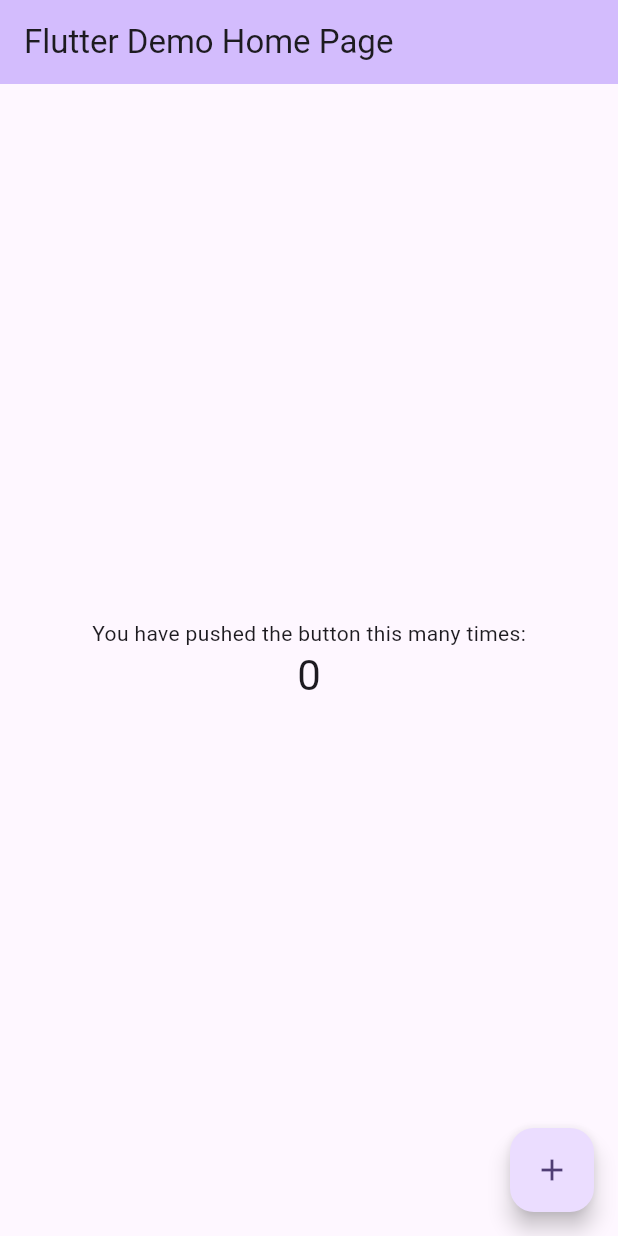
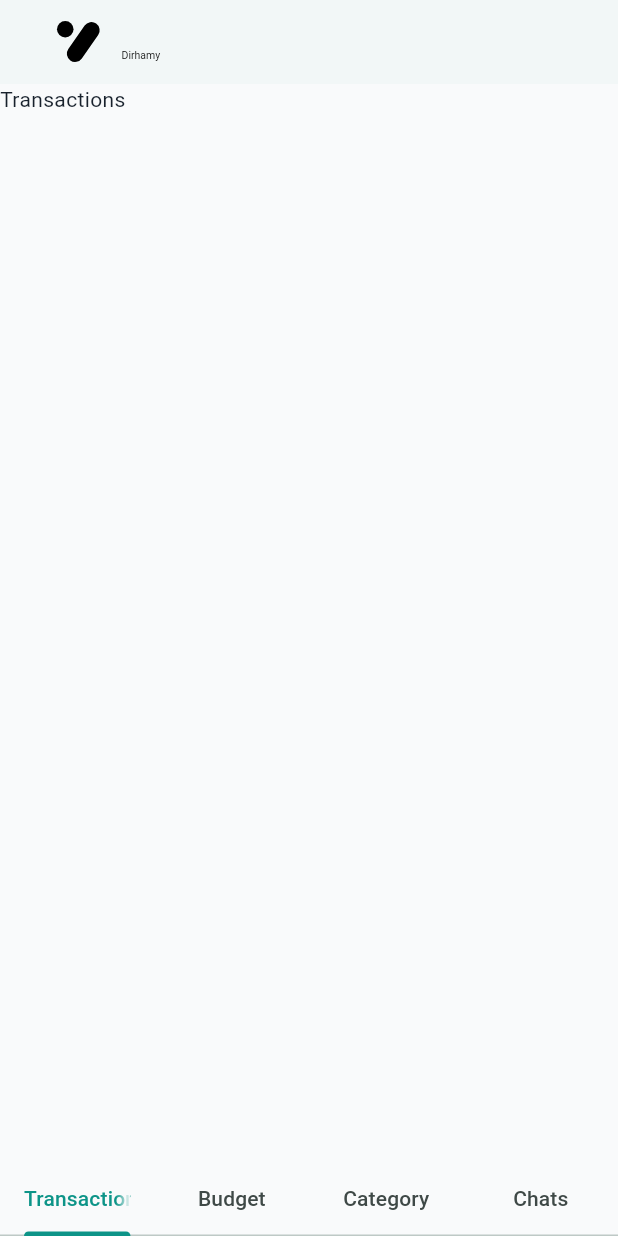
Before and after one commit to MYH-Projet/dirhamy, a Flutter app: the screen it shows after launch, on a phone screen of 412 x 824 dp. Run offline on Flutter 3.47's test engine with Material 3 defaults, Android fonts, the phone set to English and light mode, and no system bars; our stand-ins replace flutter_dotenv, flutter_svg, sqflite; accounts and stored records are empty.

Commit message:
feat: add core UI components, theme configuration, and transaction repository with balance service support.

```diff
--- a/mobile/lib/main.dart
+++ b/mobile/lib/main.dart
@@ -1,6 +1,7 @@
 import 'package:flutter/material.dart';
-
 import 'package:flutter_dotenv/flutter_dotenv.dart';
+import 'theme/app_colors.dart';
+import 'views/layout.dart';
 
 Future<void> main() async {
   WidgetsFlutterBinding.ensureInitialized();
@@ -11,30 +12,30 @@ Future<void> main() async {
 class MyApp extends StatelessWidget {
   const MyApp({super.key});
 
-  // This widget is the root of your application.
   @override
   Widget build(BuildContext context) {
     return MaterialApp(
-      title: 'Flutter Demo',
+      title: 'dirhamy',
       theme: ThemeData(
-        // This is the theme of your application.
-        //
-        // TRY THIS: Try running your application with "flutter run". You'll see
-        // the application has a purple toolbar. Then, without quitting the app,
-        // try changing the seedColor in the colorScheme below to Colors.green
-        // and then invoke "hot reload" (save your changes or press the "hot
-        // reload" button in a Flutter-supported IDE, or press "r" if you used
-        // the command line to start the app).
-        //
-        // Notice that the counter didn't reset back to zero; the application
-        // state is not lost during the reload. To reset the state, use hot
-        // restart instead.
-        //
-        // This works for code too, not just values: Most code changes can be
-        // tested with just a hot reload.
-        colorScheme: .fromSeed(seedColor: Colors.deepPurple),
+        scaffoldBackgroundColor: AppColors.lightestGray,
+        primaryColor: AppColors.primary,
+        colorScheme: ColorScheme.fromSeed(
+          seedColor: AppColors.primary,
+          background: AppColors.lightestGray,
+          primary: AppColors.primary,
+          error: AppColors.redish,
+        ),
+        appBarTheme: const AppBarTheme(
+          backgroundColor: AppColors.secondary,
+          foregroundColor: AppColors.blackText,
+          elevation: 1, // small shadow like the borders in css
+        ),
+        textTheme: const TextTheme(
+          bodyLarge: TextStyle(color: AppColors.blackText),
+          bodyMedium: TextStyle(color: AppColors.blackText),
+        ),
       ),
-      home: const MyHomePage(title: 'Flutter Demo Home Page'),
+      home: const Layout(),
     );
   }
 }
--- /dev/null
+++ b/mobile/lib/theme/app_colors.dart
@@ -0,0 +1,12 @@
+import 'package:flutter/material.dart';
+
+class AppColors {
+  static const Color primary = Color(0xFF0D9488); // --primary-color
+  static const Color lighterPrimary = Color(0xFF11A094); // --lighter-primary-color
+  static const Color secondary = Colors.white; // --secondary-color
+  static const Color redish = Color(0xFFC42222); // --redish-color
+  static const Color lightestGray = Color(0xFFF9FAFB); // --lightest-gray-color
+  static const Color slightlyGray = Color(0xFF959AA1); // --slightly-gray-color
+  static const Color gray = Color(0xFF5B6169); // --gray-color (rgb(91, 97, 105))
+  static const Color blackText = Color(0xFF18212C); // --black-text-color
+}
--- /dev/null
+++ b/mobile/lib/views/layout.dart
@@ -0,0 +1,49 @@
+
+
+import 'package:flutter/material.dart';
+import 'package:flutter_svg/flutter_svg.dart';
+import '../theme/app_colors.dart';
+
+class Layout extends StatelessWidget {
+  const Layout({super.key});
+
+  @override
+  Widget build(BuildContext context) {
+    return DefaultTabController(
+      length: 3,
+      child: Scaffold(
+        appBar: AppBar(
+          title: Container(
+            padding: const EdgeInsets.symmetric(horizontal: 10, vertical: 10),
+            child: Row(
+              mainAxisAlignment: MainAxisAlignment.spaceBetween,
+              children: [
+                SvgPicture.asset(
+                  'assets/images/logo.svg',
+                  width: 200,
+                  height: 200,
+                )
+              ],
+            )
+          ),
+        ),
+        bottomNavigationBar: TabBar(
+          tabs: [
+            Tab(text: 'Transactions'),
+            Tab(text: 'Budget'),
+            Tab(text: 'Category'),
+            Tab(text: 'Chats'),
+          ],
+        ),
+        body: TabBarView(
+          children: [
+            Container(child: Text('Transactions')),
+            Container(child: Text('Budget')),
+            Container(child: Text('Category')),
+            Container(child: Text('Chats')),
+          ],
+        ),
+      ),
+    );
+  }
+}
--- a/mobile/pubspec.yaml
+++ b/mobile/pubspec.yaml
@@ -39,6 +39,7 @@ dependencies:
   shared_preferences: ^2.5.5
   http: ^1.6.0
   flutter_dotenv: ^6.0.1
+  flutter_svg: ^2.3.0
 
 dev_dependencies:
   flutter_test:
@@ -65,8 +66,8 @@ flutter:
   # To add assets to your application, add an assets section, like this:
   assets:
     - .env
-  #   - images/a_dot_burr.jpeg
-  #   - images/a_dot_ham.jpeg
+    - assets/images/logo.svg
+
 
   # An image asset can refer to one or more resolution-specific "variants", see
   # https://flutter.dev/to/resolution-aware-images
```
Also changed, not shown: mobile/lib/repository/transactionRepository.dart (added, +69 -0 lines), mobile/lib/services/balance_service.dart (added, +25 -0 lines), mobile/lib/views/balance.dart (added, +31 -0 lines), mobile/lib/views/transactoins.dart (added, +27 -0 lines), mobile/assets/images/favicon.svg (added), mobile/assets/images/hide-password-eye.svg (added), mobile/assets/images/logo.svg (added), mobile/assets/images/show-password-eye.svg (added), mobile/pubspec.lock.
